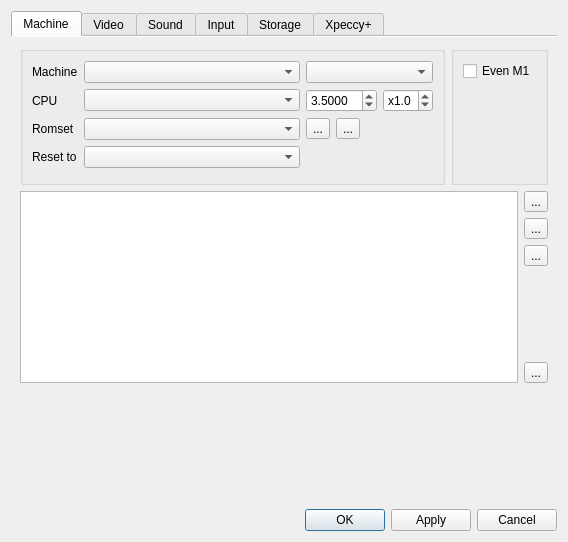
Qt form ui/setupwin.ui (dotkoval/xpeccy-plus) before a commit.
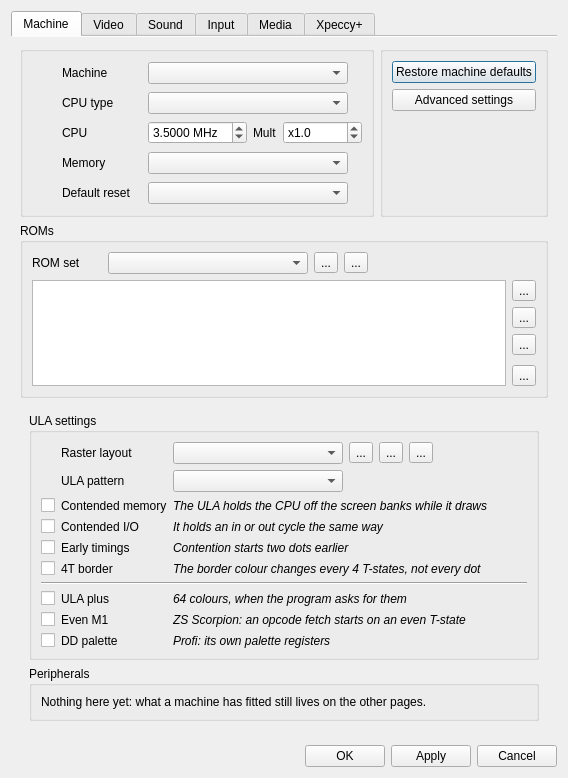
The same form after that commit. The open tabs and pages were chosen to show the change. Icons and pictures are not drawn. Custom widgets are drawn as their Qt base class.

Commit message: Options, rebuilt around the machine

```diff
--- a/ui/setupwin.ui
+++ b/ui/setupwin.ui
@@ -77,132 +77,156 @@
           <layout class="QHBoxLayout" name="horizontalLayout_9" stretch="10,0">
            <item>
             <widget class="QGroupBox" name="archArchGBox">
-             <layout class="QGridLayout" name="gridLayout" columnstretch="0,10,0">
-              <item row="3" column="0">
-               <widget class="QLabel" name="label_42">
-                <property name="text">
-                 <string>Reset to</string>
-                </property>
-               </widget>
-              </item>
-              <item row="3" column="1">
-               <widget class="QComboBox" name="resbox">
-                <property name="toolTip">
-                 <string>Which ROM the machine starts from after a reset</string>
-                </property>
-               </widget>
-              </item>
+             <layout class="QGridLayout" name="gridLayout" columnstretch="0,0,0,0,10">
               <item row="0" column="0">
+                <widget class="QLabel" name="icoMachine">
+                 <property name="minimumSize">
+                  <size>
+                   <width>24</width>
+                   <height>24</height>
+                  </size>
+                 </property>
+                 <property name="maximumSize">
+                  <size>
+                   <width>24</width>
+                   <height>24</height>
+                  </size>
+                 </property>
+                 <property name="pixmap">
+                  <pixmap resource="../xpeccy.qrc">:/images/computer.png</pixmap>
+                 </property>
+                 <property name="scaledContents">
+                  <bool>true</bool>
+                 </property>
+                </widget>
+               </item>
+               <item row="0" column="1">
                <widget class="QLabel" name="label">
+                 <property name="minimumSize">
+                  <size>
+                   <width>80</width>
+                   <height>0</height>
+                  </size>
+                 </property>
                 <property name="text">
                  <string>Machine</string>
                 </property>
                </widget>
               </item>
-              <item row="0" column="1">
+               <item row="0" column="2" colspan="3">
                <widget class="QComboBox" name="machbox">
-                <property name="toolTip">
-                 <string>The machine this profile emulates</string>
-                </property>
-               </widget>
-              </item>
-              <item row="2" column="1">
-               <widget class="QComboBox" name="rsetbox">
-                <property name="toolTip">
-                 <string>The set of ROM files this profile boots from</string>
-                </property>
-               </widget>
-              </item>
-              <item row="2" column="0">
-               <widget class="QLabel" name="label_2">
-                <property name="text">
-                 <string>Romset</string>
-                </property>
-               </widget>
-              </item>
-              <item row="4" column="1">
-               <spacer name="verticalSpacer_21">
-                <property name="orientation">
-                 <enum>Qt::Vertical</enum>
-                </property>
-                <property name="sizeHint" stdset="0">
+                 <property name="minimumSize">
                  <size>
-                  <width>20</width>
-                  <height>5</height>
-                 </size>
-                </property>
-               </spacer>
-              </item>
-              <item row="2" column="2">
-               <layout class="QHBoxLayout" name="horizontalLayout_2">
-                <item>
-                 <widget class="QToolButton" name="addrset">
-                  <property name="toolTip">
-                   <string>Add a romset</string>
-                  </property>
-                  <property name="text">
-                   <string>...</string>
-                  </property>
-                  <property name="icon">
-                   <iconset resource="../xpeccy.qrc">
-                    <normaloff>:/images/add.png</normaloff>:/images/add.png</iconset>
-                  </property>
-                 </widget>
-                </item>
-                <item>
-                 <widget class="QToolButton" name="rmrset">
-                  <property name="toolTip">
-                   <string>Delete this romset</string>
-                  </property>
-                  <property name="text">
-                   <string>...</string>
-                  </property>
-                  <property name="icon">
-                   <iconset resource="../xpeccy.qrc">
-                    <normaloff>:/images/cancel.png</normaloff>:/images/cancel.png</iconset>
-                  </property>
-                 </widget>
-                </item>
-                <item>
-                 <spacer name="horizontalSpacer_2">
-                  <property name="orientation">
-                   <enum>Qt::Horizontal</enum>
-                  </property>
-                  <property name="sizeHint" stdset="0">
+                   <width>200</width>
+                   <height>0</height>
+                  </size>
+                 </property>
+                 <property name="maximumSize">
                    <size>
-                    <width>40</width>
-                    <height>20</height>
-                   </size>
-                  </property>
-                 </spacer>
-                </item>
-               </layout>
-              </item>
-              <item row="0" column="2">
-               <widget class="QComboBox" name="mszbox">
+                   <width>200</width>
+                   <height>16777215</height>
+                  </size>
+                 </property>
                 <property name="toolTip">
                  <string>How much RAM the machine has</string>
                 </property>
                </widget>
               </item>
               <item row="1" column="0">
+                <widget class="QLabel" name="icoCpuType">
+                 <property name="minimumSize">
+                  <size>
+                   <width>24</width>
+                   <height>24</height>
+                  </size>
+                 </property>
+                 <property name="maximumSize">
+                  <size>
+                   <width>24</width>
+                   <height>24</height>
+                  </size>
+                 </property>
+                 <property name="pixmap">
+                  <pixmap resource="../xpeccy.qrc">:/images/MicrochipLogo.png</pixmap>
+                 </property>
+                 <property name="scaledContents">
+                  <bool>true</bool>
+                 </property>
+                </widget>
+               </item>
+               <item row="1" column="1">
                <widget class="QLabel" name="label_37">
+                 <property name="minimumSize">
+                  <size>
+                   <width>80</width>
+                   <height>0</height>
+                  </size>
+                 </property>
+                 <property name="text">
+                  <string>CPU type</string>
+                 </property>
+                </widget>
+               </item>
+               <item row="1" column="2" colspan="3">
+                <widget class="QComboBox" name="cbCpu">
+                 <property name="minimumSize">
+                  <size>
+                   <width>200</width>
+                   <height>0</height>
+                  </size>
+                 </property>
+                 <property name="maximumSize">
+                  <size>
+                   <width>200</width>
+                   <height>16777215</height>
+                  </size>
+                 </property>
+                </widget>
+               </item>
+               <item row="2" column="0">
+                <widget class="QLabel" name="icoCpuFreq">
+                 <property name="minimumSize">
+                  <size>
+                   <width>24</width>
+                   <height>24</height>
+                  </size>
+                 </property>
+                 <property name="maximumSize">
+                  <size>
+                   <width>24</width>
+                   <height>24</height>
+                  </size>
+                 </property>
+                 <property name="pixmap">
+                  <pixmap resource="../xpeccy.qrc">:/images/clock.png</pixmap>
+                 </property>
+                 <property name="scaledContents">
+                  <bool>true</bool>
+                 </property>
+                </widget>
+               </item>
+               <item row="2" column="1">
+                <widget class="QLabel" name="labCpuFreq">
+                 <property name="minimumSize">
+                  <size>
+                   <width>80</width>
+                   <height>0</height>
+                  </size>
+                 </property>
                 <property name="text">
                  <string>CPU</string>
                 </property>
                </widget>
               </item>
-              <item row="1" column="1">
-               <widget class="QComboBox" name="cbCpu"/>
-              </item>
-              <item row="1" column="2">
-               <layout class="QHBoxLayout" name="horizontalLayout_18">
-                <item>
+               <item row="2" column="2">
                  <widget class="QDoubleSpinBox" name="sbFreq">
                   <property name="toolTip">
                    <string>Base clock of the machine. If the video runs off
 the same generator, it sets the frame rate too</string>
                   </property>
+                 <property name="suffix">
+                  <string> MHz</string>
+                 </property>
                   <property name="decimals">
                    <number>4</number>
                   </property>
@@ -220,7 +244,14 @@
                   </property>
                  </widget>
                 </item>
-                <item>
+               <item row="2" column="3">
+                <widget class="QLabel" name="labMult">
+                 <property name="text">
+                  <string>Mult</string>
+                 </property>
+                </widget>
+               </item>
+               <item row="2" column="4">
                  <widget class="QDoubleSpinBox" name="sbMult">
                   <property name="toolTip">
                    <string>Multiplier for the CPU clock</string>
@@ -245,27 +276,161 @@
                   </property>
                  </widget>
                 </item>
-               </layout>
-              </item>
+               <item row="3" column="0">
+                <widget class="QLabel" name="icoMemory">
+                 <property name="minimumSize">
+                  <size>
+                   <width>24</width>
+                   <height>24</height>
+                  </size>
+                 </property>
+                 <property name="maximumSize">
+                  <size>
+                   <width>24</width>
+                   <height>24</height>
+                  </size>
+                 </property>
+                 <property name="pixmap">
+                  <pixmap resource="../xpeccy.qrc">:/images/memory.png</pixmap>
+                 </property>
+                 <property name="scaledContents">
+                  <bool>true</bool>
+                 </property>
+                </widget>
+               </item>
+               <item row="3" column="1">
+                <widget class="QLabel" name="labMemory">
+                 <property name="minimumSize">
+                  <size>
+                   <width>80</width>
+                   <height>0</height>
+                  </size>
+                 </property>
+                 <property name="text">
+                  <string>Memory</string>
+                 </property>
+                </widget>
+               </item>
+               <item row="3" column="2" colspan="3">
+                <widget class="QComboBox" name="mszbox">
+                 <property name="minimumSize">
+                  <size>
+                   <width>200</width>
+                   <height>0</height>
+                  </size>
+                 </property>
+                 <property name="maximumSize">
+                  <size>
+                   <width>200</width>
+                   <height>16777215</height>
+                  </size>
+                 </property>
+                 <property name="toolTip">
+                  <string>How much RAM the machine has</string>
+                 </property>
+                </widget>
+               </item>
+               <item row="4" column="0">
+                <widget class="QLabel" name="icoReset">
+                 <property name="minimumSize">
+                  <size>
+                   <width>24</width>
+                   <height>24</height>
+                  </size>
+                 </property>
+                 <property name="maximumSize">
+                  <size>
+                   <width>24</width>
+                   <height>24</height>
+                  </size>
+                 </property>
+                 <property name="pixmap">
+                  <pixmap resource="../xpeccy.qrc">:/images/refresh.png</pixmap>
+                 </property>
+                 <property name="scaledContents">
+                  <bool>true</bool>
+                 </property>
+                </widget>
+               </item>
+               <item row="4" column="1">
+                <widget class="QLabel" name="label_42">
+                 <property name="minimumSize">
+                  <size>
+                   <width>80</width>
+                   <height>0</height>
+                  </size>
+                 </property>
+                 <property name="text">
+                  <string>Default reset</string>
+                 </property>
+                </widget>
+               </item>
+               <item row="4" column="2" colspan="3">
+                <widget class="QComboBox" name="resbox">
+                 <property name="minimumSize">
+                  <size>
+                   <width>200</width>
+                   <height>0</height>
+                  </size>
+                 </property>
+                 <property name="maximumSize">
+                  <size>
+                   <width>200</width>
+                   <height>16777215</height>
+                  </size>
+                 </property>
+                 <property name="toolTip">
+                  <string>Which ROM the machine starts from after a reset</string>
+                 </property>
+                </widget>
+               </item>
+               <item row="5" column="2">
+                <spacer name="verticalSpacer_21">
+                 <property name="orientation">
+                  <enum>Qt::Vertical</enum>
+                 </property>
+                 <property name="sizeHint" stdset="0">
+                  <size>
+                   <width>20</width>
+                   <height>5</height>
+                  </size>
+                 </property>
+                </spacer>
+               </item>
              </layout>
             </widget>
            </item>
            <item>
-            <widget class="QGroupBox" name="archOptGBox">
-             <layout class="QVBoxLayout" name="verticalLayout_26" stretch="0,0">
+            <widget class="QGroupBox" name="gbMachineButtons">
+             <property name="title">
+              <string/>
+             </property>
+              <layout class="QVBoxLayout" name="verticalLayout_26">
               <item>
-               <widget class="QCheckBox" name="scrpwait">
-                <property name="enabled">
-                 <bool>true</bool>
+                <widget class="QPushButton" name="pbResetMachine">
+  <property name="icon">
+ <iconset resource="../xpeccy.qrc">
+<normaloff>:/images/refresh.png</normaloff>:/images/refresh.png</iconset>
                 </property>
                 <property name="toolTip">
                  <string>ZS Scorpion: opcode fetch starts at even T-state</string>
                 </property>
                 <property name="text">
-                 <string>Even M1</string>
-                </property>
-                <property name="checkable">
-                 <bool>true</bool>
+                  <string>Restore machine defaults</string>
+                 </property>
+                </widget>
+               </item>
+               <item>
+                <widget class="QPushButton" name="pbAdvanced">
+  <property name="icon">
+ <iconset resource="../xpeccy.qrc">
+<normaloff>:/images/settings.png</normaloff>:/images/settings.png</iconset>
+  </property>
+                 <property name="toolTip">
+                  <string>The settings that define this machine rather than how you use it</string>
+                 </property>
+                 <property name="text">
+                  <string>Advanced settings</string>
                 </property>
                </widget>
               </item>
@@ -288,6 +453,75 @@
           </layout>
          </item>
          <item>
+          <widget class="QGroupBox" name="gbRoms">
+           <property name="title">
+            <string>ROMs</string>
+           </property>
+           <layout class="QVBoxLayout" name="verticalLayout_roms">
+            <item>
+             <layout class="QHBoxLayout" name="horizontalLayout_2">
+              <item>
+               <widget class="QLabel" name="label_2">
+                <property name="minimumSize">
+                 <size>
+                  <width>70</width>
+                  <height>0</height>
+                 </size>
+                </property>
+                <property name="text">
+                 <string>ROM set</string>
+                </property>
+               </widget>
+              </item>
+              <item>
+               <widget class="QComboBox" name="rsetbox">
+                <property name="minimumSize">
+                 <size>
+                  <width>200</width>
+                  <height>0</height>
+                 </size>
+                </property>
+                <property name="maximumSize">
+                 <size>
+                  <width>200</width>
+                  <height>16777215</height>
+                 </size>
+                </property>
+                <property name="toolTip">
+                 <string>The machine's own ROMs, or one of the sets it comes with</string>
+                </property>
+               </widget>
+              </item>
+              <item>
+               <widget class="QToolButton" name="addrset">
+                <property name="text">
+                 <string>...</string>
+                </property>
+               </widget>
+              </item>
+              <item>
+               <widget class="QToolButton" name="rmrset">
+                <property name="text">
+                 <string>...</string>
+                </property>
+               </widget>
+              </item>
+              <item>
+               <spacer name="horizontalSpacer_2">
+                <property name="orientation">
+                 <enum>Qt::Horizontal</enum>
+                </property>
+                <property name="sizeHint" stdset="0">
+                 <size>
+                  <width>40</width>
+                  <height>20</height>
+                 </size>
+                </property>
+               </spacer>
+              </item>
+             </layout>
+            </item>
+            <item>
           <layout class="QHBoxLayout" name="horizontalLayout_19">
            <item>
             <widget class="QTableView" name="tvRomset">
@@ -404,6 +638,376 @@
            </item>
           </layout>
          </item>
+           </layout>
+          </widget>
+         </item>
+         <item>
+          <widget class="QWidget" name="advBox" native="true">
+           <layout class="QVBoxLayout" name="verticalLayout_adv">
+            <item>
+             <widget class="QGroupBox" name="gbUla">
+              <property name="title">
+               <string>ULA settings</string>
+              </property>
+              <layout class="QGridLayout" name="gridLayout_ula" columnstretch="0,0,1">
+               <item row="0" column="1">
+                <widget class="QLabel" name="nam_geombox">
+                 <property name="toolTip">
+                  <string>The frame this machine draws: how big it is,
+how much border is around the screen, and
+where in the frame the interrupt falls</string>
+                 </property>
+                 <property name="text">
+                  <string>Raster layout</string>
+                 </property>
+                </widget>
+               </item>
+               <item row="0" column="2">
+                <layout class="QHBoxLayout" name="hl_geombox">
+                 <item>
+                  <widget class="QComboBox" name="geombox">
+                   <property name="toolTip">
+                    <string>The frame this machine draws: how big it is,
+how much border is around the screen, and
+where in the frame the interrupt falls</string>
+                   </property>
+                   <property name="minimumSize">
+                    <size>
+                     <width>170</width>
+                     <height>0</height>
+                    </size>
+                   </property>
+                  </widget>
+                 </item>
+                 <item>
+                  <widget class="QToolButton" name="layAdd">
+                   <property name="toolTip">
+                    <string>Add a layout</string>
+                   </property>
+                   <property name="text">
+                    <string>...</string>
+                   </property>
+                   <property name="icon">
+                    <iconset resource="../xpeccy.qrc">
+                     <normaloff>:/images/add.png</normaloff>:/images/add.png</iconset>
+                   </property>
+                  </widget>
+                 </item>
+                 <item>
+                  <widget class="QToolButton" name="layEdit">
+                   <property name="toolTip">
+                    <string>Edit this layout</string>
+                   </property>
+                   <property name="text">
+                    <string>...</string>
+                   </property>
+                   <property name="icon">
+                    <iconset resource="../xpeccy.qrc">
+                     <normaloff>:/images/edit.png</normaloff>:/images/edit.png</iconset>
+                   </property>
+                  </widget>
+                 </item>
+                 <item>
+                  <widget class="QToolButton" name="layDel">
+                   <property name="toolTip">
+                    <string>Delete this layout</string>
+                   </property>
+                   <property name="text">
+                    <string>...</string>
+                   </property>
+                   <property name="icon">
+                    <iconset resource="../xpeccy.qrc">
+                     <normaloff>:/images/cancel.png</normaloff>:/images/cancel.png</iconset>
+                   </property>
+                  </widget>
+                 </item>
+                 <item>
+                  <spacer name="sp_geombox">
+                   <property name="orientation">
+                    <enum>Qt::Horizontal</enum>
+                   </property>
+                   <property name="sizeHint" stdset="0">
+                    <size>
+                     <width>10</width>
+                     <height>20</height>
+                    </size>
+                   </property>
+                  </spacer>
+                 </item>
+                </layout>
+               </item>
+               <item row="1" column="1">
+                <widget class="QLabel" name="nam_cbContPattern">
+                 <property name="toolTip">
+                  <string>How long the ULA holds the CPU off the bus,
+and over which banks:
+type A for 48K, 128K and +2 (banks 1, 3, 5, 7)
+type B for +2A and +3 (banks 4, 5, 6, 7)
+none for the clones</string>
+                 </property>
+                 <property name="text">
+                  <string>ULA pattern</string>
+                 </property>
+                </widget>
+               </item>
+               <item row="1" column="2">
+                <layout class="QHBoxLayout" name="hl_cbContPattern">
+                 <item>
+                  <widget class="QComboBox" name="cbContPattern">
+                   <property name="toolTip">
+                    <string>How long the ULA holds the CPU off the bus,
+and over which banks:
+type A for 48K, 128K and +2 (banks 1, 3, 5, 7)
+type B for +2A and +3 (banks 4, 5, 6, 7)
+none for the clones</string>
+                   </property>
+                   <property name="minimumSize">
+                    <size>
+                     <width>170</width>
+                     <height>0</height>
+                    </size>
+                   </property>
+                  </widget>
+                 </item>
+                 <item>
+                  <spacer name="sp_cbContPattern">
+                   <property name="orientation">
+                    <enum>Qt::Horizontal</enum>
+                   </property>
+                   <property name="sizeHint" stdset="0">
+                    <size>
+                     <width>10</width>
+                     <height>20</height>
+                    </size>
+                   </property>
+                  </spacer>
+                 </item>
+                </layout>
+               </item>
+               <item row="2" column="0">
+                <widget class="QCheckBox" name="contMem">
+                 <property name="text">
+                  <string/>
+                 </property>
+                </widget>
+               </item>
+               <item row="2" column="1">
+                <widget class="QLabel" name="nam_contMem">
+                 <property name="text">
+                  <string>Contended memory</string>
+                 </property>
+                </widget>
+               </item>
+               <item row="2" column="2">
+                <widget class="QLabel" name="lab_contMem">
+                 <property name="font">
+                  <font>
+                   <italic>true</italic>
+                  </font>
+                 </property>
+                 <property name="text">
+                  <string>The ULA holds the CPU off the screen banks while it draws</string>
+                 </property>
+                </widget>
+               </item>
+               <item row="3" column="0">
+                <widget class="QCheckBox" name="contIO">
+                 <property name="text">
+                  <string/>
+                 </property>
+                </widget>
+               </item>
+               <item row="3" column="1">
+                <widget class="QLabel" name="nam_contIO">
+                 <property name="text">
+                  <string>Contended I/O</string>
+                 </property>
+                </widget>
+               </item>
+               <item row="3" column="2">
+                <widget class="QLabel" name="lab_contIO">
+                 <property name="font">
+                  <font>
+                   <italic>true</italic>
+                  </font>
+                 </property>
+                 <property name="text">
+                  <string>It holds an in or out cycle the same way</string>
+                 </property>
+                </widget>
+               </item>
+               <item row="4" column="0">
+                <widget class="QCheckBox" name="cbEarlyTiming">
+                 <property name="text">
+                  <string/>
+                 </property>
+                </widget>
+               </item>
+               <item row="4" column="1">
+                <widget class="QLabel" name="nam_cbEarlyTiming">
+                 <property name="text">
+                  <string>Early timings</string>
+                 </property>
+                </widget>
+               </item>
+               <item row="4" column="2">
+                <widget class="QLabel" name="lab_cbEarlyTiming">
+                 <property name="font">
+                  <font>
+                   <italic>true</italic>
+                  </font>
+                 </property>
+                 <property name="text">
+                  <string>Contention starts two dots earlier</string>
+                 </property>
+                </widget>
+               </item>
+               <item row="5" column="0">
+                <widget class="QCheckBox" name="border4T">
+                 <property name="text">
+                  <string/>
+                 </property>
+                </widget>
+               </item>
+               <item row="5" column="1">
+                <widget class="QLabel" name="nam_border4T">
+                 <property name="text">
+                  <string>4T border</string>
+                 </property>
+                </widget>
+               </item>
+               <item row="5" column="2">
+                <widget class="QLabel" name="lab_border4T">
+                 <property name="font">
+                  <font>
+                   <italic>true</italic>
+                  </font>
+                 </property>
+                 <property name="text">
+                  <string>The border colour changes every 4 T-states, not every dot</string>
+                 </property>
+                </widget>
+               </item>
+               <item row="6" column="0" colspan="3">
+                <widget class="Line" name="advline_1">
+                 <property name="orientation">
+                  <enum>Qt::Horizontal</enum>
+                 </property>
+                </widget>
+               </item>
+               <item row="7" column="0">
+                <widget class="QCheckBox" name="ulaPlus">
+                 <property name="text">
+                  <string/>
+                 </property>
+                </widget>
+               </item>
+               <item row="7" column="1">
+                <widget class="QLabel" name="nam_ulaPlus">
+                 <property name="text">
+                  <string>ULA plus</string>
+                 </property>
+                </widget>
+               </item>
+               <item row="7" column="2">
+                <widget class="QLabel" name="lab_ulaPlus">
+                 <property name="font">
+                  <font>
+                   <italic>true</italic>
+                  </font>
+                 </property>
+                 <property name="text">
+                  <string>64 colours, when the program asks for them</string>
+                 </property>
+                </widget>
+               </item>
+               <item row="8" column="0">
+                <widget class="QCheckBox" name="scrpwait">
+                 <property name="text">
+                  <string/>
+                 </property>
+                </widget>
+               </item>
+               <item row="8" column="1">
+                <widget class="QLabel" name="nam_scrpwait">
+                 <property name="text">
+                  <string>Even M1</string>
+                 </property>
+                </widget>
+               </item>
+               <item row="8" column="2">
+                <widget class="QLabel" name="lab_scrpwait">
+                 <property name="font">
+                  <font>
+                   <italic>true</italic>
+                  </font>
+                 </property>
+                 <property name="text">
+                  <string>ZS Scorpion: an opcode fetch starts on an even T-state</string>
+                 </property>
+                </widget>
+               </item>
+               <item row="9" column="0">
+                <widget class="QCheckBox" name="cbDDp">
+                 <property name="text">
+                  <string/>
+                 </property>
+                </widget>
+               </item>
+               <item row="9" column="1">
+                <widget class="QLabel" name="nam_cbDDp">
+                 <property name="text">
+                  <string>DD palette</string>
+                 </property>
+                </widget>
+               </item>
+               <item row="9" column="2">
+                <widget class="QLabel" name="lab_cbDDp">
+                 <property name="font">
+                  <font>
+                   <italic>true</italic>
+                  </font>
+                 </property>
+                 <property name="text">
+                  <string>Profi: its own palette registers</string>
+                 </property>
+                </widget>
+               </item>
+              </layout>
+             </widget>
+            </item>
+            <item>
+             <widget class="QGroupBox" name="gbPeripherals">
+              <property name="title">
+               <string>Peripherals</string>
+              </property>
+              <layout class="QVBoxLayout" name="verticalLayout_periph">
+               <item>
+                <widget class="QLabel" name="labPeriphTodo">
+                 <property name="text">
+                  <string>Nothing here yet: what a machine has fitted still lives on the other pages.</string>
+                 </property>
+                </widget>
+               </item>
+              </layout>
+             </widget>
+            </item>
+            <item>
+             <spacer name="verticalSpacer_adv">
+              <property name="orientation">
+               <enum>Qt::Vertical</enum>
+              </property>
+              <property name="sizeHint" stdset="0">
+               <size>
+                <width>20</width>
+                <height>5</height>
+               </size>
+              </property>
+             </spacer>
+            </item>
+           </layout>
+          </widget>
+         </item>
          <item>
           <spacer name="verticalSpacer_19">
            <property name="orientation">
@@ -434,72 +1038,6 @@
            <item>
             <widget class="QGroupBox" name="vidViewGBox">
              <layout class="QGridLayout" name="gridLayout_2" columnstretch="0,1,0" columnminimumwidth="55,0,0">
-              <item row="1" column="0">
-               <widget class="QLabel" name="label_8">
-                <property name="text">
-                 <string>Layout</string>
-                </property>
-               </widget>
-              </item>
-              <item row="1" column="2">
-               <layout class="QHBoxLayout" name="horizontalLayout_26">
-                <item>
-                 <widget class="QToolButton" name="layAdd">
-                  <property name="toolTip">
-                   <string>Add a layout</string>
-                  </property>
-                  <property name="text">
-                   <string>...</string>
-                  </property>
-                  <property name="icon">
-                   <iconset resource="../xpeccy.qrc">
-                    <normaloff>:/images/add.png</normaloff>:/images/add.png</iconset>
-                  </property>
-                 </widget>
-                </item>
-                <item>
-                 <widget class="QToolButton" name="layEdit">
-                  <property name="toolTip">
-                   <string>Edit this layout</string>
-                  </property>
-                  <property name="text">
-                   <string>...</string>
-                  </property>
-                  <property name="icon">
-                   <iconset resource="../xpeccy.qrc">
-                    <normaloff>:/images/edit.png</normaloff>:/images/edit.png</iconset>
-                  </property>
-                 </widget>
-                </item>
-                <item>
-                 <widget class="QToolButton" name="layDel">
-                  <property name="toolTip">
-                   <string>Delete this layout</string>
-                  </property>
-                  <property name="text">
-                   <string>...</string>
-                  </property>
-                  <property name="icon">
-                   <iconset resource="../xpeccy.qrc">
-                    <normaloff>:/images/cancel.png</normaloff>:/images/cancel.png</iconset>
-                  </property>
-                 </widget>
-                </item>
-                <item>
-                 <spacer name="spacerLayBtn">
-                  <property name="orientation">
-                   <enum>Qt::Horizontal</enum>
-                  </property>
-                  <property name="sizeHint" stdset="0">
-                   <size>
-                    <width>0</width>
-                    <height>0</height>
-                   </size>
-                  </property>
-                 </spacer>
-                </item>
-               </layout>
-              </item>
               <item row="3" column="0">
                <widget class="QLabel" name="labShader">
                 <property name="text">
@@ -507,14 +1045,6 @@
                 </property>
                </widget>
               </item>
-              <item row="1" column="1">
-               <widget class="QComboBox" name="geombox">
-                <property name="toolTip">
-                 <string>Raster layout: the size of the frame,
-and where the screen sits in it</string>
-                </property>
-               </widget>
-              </item>
               <item row="4" column="0">
                <widget class="QLabel" name="label_3">
                 <property name="toolTip">
@@ -963,98 +1493,6 @@
               </property>
              </widget>
             </item>
-            <item>
-             <widget class="Line" name="line">
-              <property name="orientation">
-               <enum>Qt::Horizontal</enum>
-              </property>
-             </widget>
-            </item>
-            <item>
-             <widget class="QCheckBox" name="border4T">
-              <property name="toolTip">
-               <string>Border color changes in steps of 4 T-states,
-not at every dot</string>
-              </property>
-              <property name="text">
-               <string>4T border</string>
-              </property>
-             </widget>
-            </item>
-            <item>
-             <widget class="QCheckBox" name="ulaPlus">
-              <property name="toolTip">
-               <string>ULAplus: 64 colors, when the program asks for them</string>
-              </property>
-              <property name="text">
-               <string>ULA plus</string>
-              </property>
-             </widget>
-            </item>
-            <item>
-             <widget class="QCheckBox" name="cbDDp">
-              <property name="text">
-               <string>DDp palette</string>
-              </property>
-             </widget>
-            </item>
-            <item>
-             <widget class="Line" name="line_4">
-              <property name="orientation">
-               <enum>Qt::Horizontal</enum>
-              </property>
-             </widget>
-            </item>
-            <item>
-             <widget class="QCheckBox" name="contMem">
-              <property name="toolTip">
-               <string>ULA slows the CPU down on contended memory</string>
-              </property>
-              <property name="text">
-               <string>Cont. mem</string>
-              </property>
-             </widget>
-            </item>
-            <item>
-             <widget class="QCheckBox" name="contIO">
-              <property name="toolTip">
-               <string>ULA slows the CPU down on contended in/out</string>
-              </property>
-              <property name="text">
-               <string>Cont. I/O</string>
-              </property>
-             </widget>
-            </item>
-            <item>
-             <widget class="QLabel" name="label_69">
-              <property name="toolTip">
-               <string>Contention pattern: type A for 48K, 128K, +2;
-type B for +2A, +3</string>
-              </property>
-              <property name="text">
-               <string>Pattern</string>
-              </property>
-             </widget>
-            </item>
-            <item>
-             <widget class="QComboBox" name="cbContPattern">
-              <property name="toolTip">
-               <string>Contention pattern: type A for 48K, 128K, +2;
-type B for +2A, +3</string>
-              </property>
-             </widget>
-            </item>
-            <item>
-             <widget class="QCheckBox" name="cbEarlyTiming">
-              <property name="toolTip">
-               <string>Contention starts two dots earlier,
-as on the 'early' timing machines</string>
-              </property>
-              <property name="text">
-               <string>Early timing</string>
-              </property>
-             </widget>
-            </item>
             <item>
              <spacer name="verticalSpacer_24">
               <property name="orientation">
@@ -1889,7 +2327,7 @@
           <normaloff>:/images/cd.png</normaloff>:/images/cd.png</iconset>
         </attribute>
         <attribute name="title">
-         <string>Storage</string>
+         <string>Media</string>
         </attribute>
         <layout class="QVBoxLayout" name="verticalLayout_29">
          <item>
```
Left out of the diff: 362 changed lines with no effect on the pictures. Lines whose indentation alone changed are shown as unchanged. The commit also changes 11 other files.
